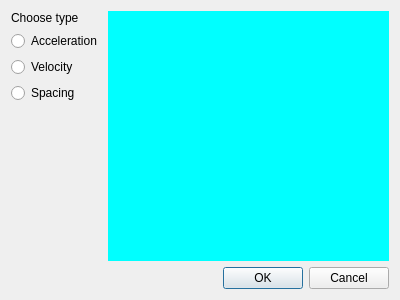
Above: src/Input_plot.ui from arrgn/PhysCalc before the change. Below: the same form after it.
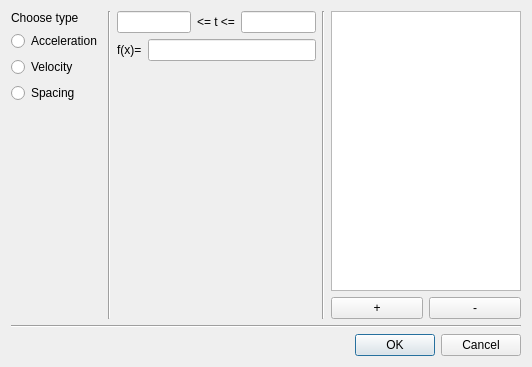
That is the form after the change.

Commit message: Added function input

```diff
--- a/src/Input_plot.ui
+++ b/src/Input_plot.ui
@@ -6,8 +6,8 @@
    <rect>
     <x>0</x>
     <y>0</y>
-    <width>400</width>
-    <height>300</height>
+    <width>532</width>
+    <height>367</height>
    </rect>
   </property>
   <property name="windowTitle">
@@ -15,8 +15,8 @@
   </property>
   <layout class="QVBoxLayout" name="verticalLayout">
    <item>
-    <layout class="QFormLayout" name="formLayout">
-     <item row="0" column="0">
+    <layout class="QHBoxLayout" name="horizontalLayout">
+     <item>
       <layout class="QVBoxLayout" name="verticalLayout_3">
        <property name="sizeConstraint">
         <enum>QLayout::SetMinimumSize</enum>
@@ -67,18 +67,123 @@
        </item>
       </layout>
      </item>
-     <item row="0" column="1">
-      <widget class="QLabel" name="plot">
-       <property name="styleSheet">
-        <string notr="true">background: cyan;</string>
-       </property>
-       <property name="text">
-        <string/>
+     <item>
+      <widget class="Line" name="line_2">
+       <property name="orientation">
+        <enum>Qt::Vertical</enum>
        </property>
       </widget>
      </item>
+     <item>
+      <layout class="QHBoxLayout" name="horizontalLayout_2">
+       <item>
+        <layout class="QVBoxLayout" name="verticalLayout_5">
+         <item>
+          <layout class="QVBoxLayout" name="verticalLayout_7">
+           <item>
+            <layout class="QHBoxLayout" name="horizontalLayout_5">
+             <item>
+              <widget class="QLineEdit" name="leftBorderInput"/>
+             </item>
+             <item>
+              <widget class="QLabel" name="label">
+               <property name="text">
+                <string>&lt;= t &lt;=</string>
+               </property>
+              </widget>
+             </item>
+             <item>
+              <widget class="QLineEdit" name="rightBorderInput"/>
+             </item>
+            </layout>
+           </item>
+           <item>
+            <layout class="QHBoxLayout" name="horizontalLayout_4">
+             <item>
+              <widget class="QLabel" name="label_2">
+               <property name="text">
+                <string>f(x)=</string>
+               </property>
+              </widget>
+             </item>
+             <item>
+              <widget class="QLineEdit" name="functionInput"/>
+             </item>
+            </layout>
+           </item>
+           <item>
+            <spacer name="verticalSpacer_3">
+             <property name="orientation">
+              <enum>Qt::Vertical</enum>
+             </property>
+             <property name="sizeHint" stdset="0">
+              <size>
+               <width>20</width>
+               <height>40</height>
+              </size>
+             </property>
+            </spacer>
+           </item>
+          </layout>
+         </item>
+        </layout>
+       </item>
+       <item>
+        <widget class="Line" name="line">
+         <property name="orientation">
+          <enum>Qt::Vertical</enum>
+         </property>
+        </widget>
+       </item>
+       <item>
+        <spacer name="horizontalSpacer">
+         <property name="orientation">
+          <enum>Qt::Horizontal</enum>
+         </property>
+         <property name="sizeHint" stdset="0">
+          <size>
+           <width>40</width>
+           <height>20</height>
+          </size>
+         </property>
+        </spacer>
+       </item>
+       <item>
+        <layout class="QVBoxLayout" name="verticalLayout_4">
+         <item>
+          <widget class="QListWidget" name="listWidget"/>
+         </item>
+         <item>
+          <layout class="QHBoxLayout" name="horizontalLayout_6">
+           <item>
+            <widget class="QPushButton" name="addButton">
+             <property name="text">
+              <string>+</string>
+             </property>
+            </widget>
+           </item>
+           <item>
+            <widget class="QPushButton" name="removeButton">
+             <property name="text">
+              <string>-</string>
+             </property>
+            </widget>
+           </item>
+          </layout>
+         </item>
+        </layout>
+       </item>
+      </layout>
+     </item>
     </layout>
    </item>
+   <item>
+    <widget class="Line" name="line_3">
+     <property name="orientation">
+      <enum>Qt::Horizontal</enum>
+     </property>
+    </widget>
+   </item>
    <item>
     <widget class="QDialogButtonBox" name="buttonBox">
      <property name="orientation">
```
The commit also changes 1 other file.
